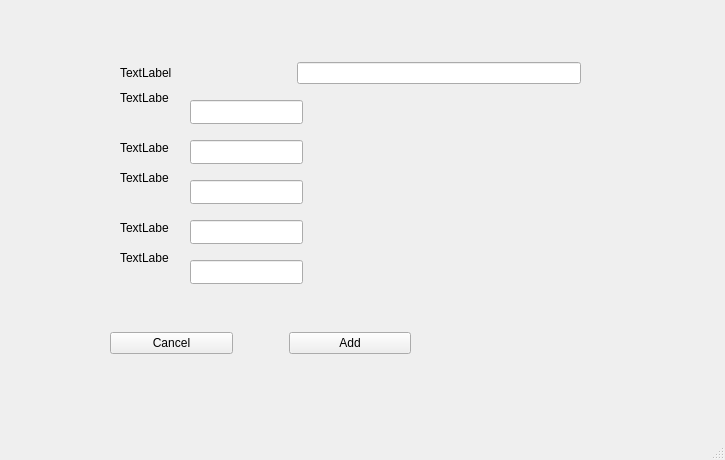
Qt form Passer/addentry.ui (gwentenjoyer/Passer) before a commit.
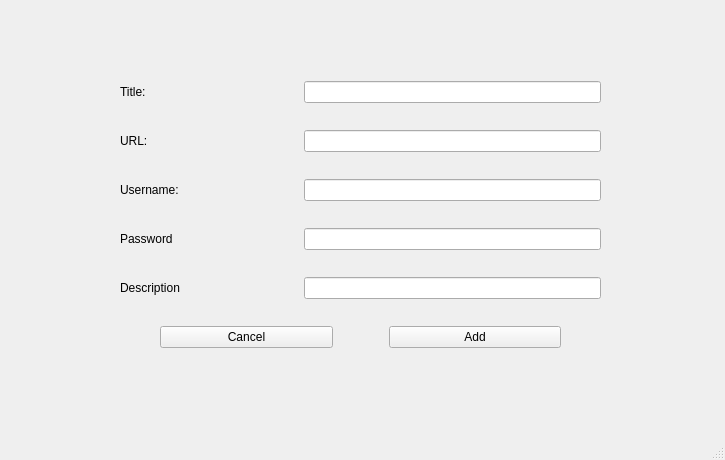
The same form after that commit.

```diff
--- a/Passer/addentry.ui
+++ b/Passer/addentry.ui
@@ -14,182 +14,151 @@
    <string>MainWindow</string>
   </property>
   <widget class="QWidget" name="centralwidget">
-   <widget class="QLabel" name="label_2">
-    <property name="geometry">
-     <rect>
-      <x>120</x>
-      <y>90</y>
-      <width>49</width>
-      <height>16</height>
-     </rect>
-    </property>
-    <property name="text">
-     <string>TextLabel</string>
-    </property>
-   </widget>
-   <widget class="QLineEdit" name="lineEdit_2">
-    <property name="geometry">
-     <rect>
-      <x>190</x>
-      <y>100</y>
-      <width>113</width>
-      <height>24</height>
-     </rect>
-    </property>
-   </widget>
-   <widget class="QLineEdit" name="lineEdit_3">
-    <property name="geometry">
-     <rect>
-      <x>190</x>
-      <y>180</y>
-      <width>113</width>
-      <height>24</height>
-     </rect>
-    </property>
-   </widget>
-   <widget class="QLabel" name="label_3">
-    <property name="geometry">
-     <rect>
-      <x>120</x>
-      <y>140</y>
-      <width>49</width>
-      <height>16</height>
-     </rect>
-    </property>
-    <property name="text">
-     <string>TextLabel</string>
-    </property>
-   </widget>
-   <widget class="QLineEdit" name="lineEdit_4">
-    <property name="geometry">
-     <rect>
-      <x>190</x>
-      <y>140</y>
-      <width>113</width>
-      <height>24</height>
-     </rect>
-    </property>
-   </widget>
-   <widget class="QLabel" name="label_4">
-    <property name="geometry">
-     <rect>
-      <x>120</x>
-      <y>170</y>
-      <width>49</width>
-      <height>16</height>
-     </rect>
-    </property>
-    <property name="text">
-     <string>TextLabel</string>
-    </property>
-   </widget>
-   <widget class="QLineEdit" name="lineEdit_5">
-    <property name="geometry">
-     <rect>
-      <x>190</x>
-      <y>260</y>
-      <width>113</width>
-      <height>24</height>
-     </rect>
-    </property>
-   </widget>
-   <widget class="QLabel" name="label_5">
-    <property name="geometry">
-     <rect>
-      <x>120</x>
-      <y>220</y>
-      <width>49</width>
-      <height>16</height>
-     </rect>
-    </property>
-    <property name="text">
-     <string>TextLabel</string>
-    </property>
-   </widget>
-   <widget class="QLineEdit" name="lineEdit_6">
-    <property name="geometry">
-     <rect>
-      <x>190</x>
-      <y>220</y>
-      <width>113</width>
-      <height>24</height>
-     </rect>
-    </property>
-   </widget>
-   <widget class="QLabel" name="label_6">
-    <property name="geometry">
-     <rect>
-      <x>120</x>
-      <y>250</y>
-      <width>49</width>
-      <height>16</height>
-     </rect>
-    </property>
-    <property name="text">
-     <string>TextLabel</string>
-    </property>
-   </widget>
-   <widget class="QWidget" name="">
-    <property name="geometry">
-     <rect>
-      <x>110</x>
-      <y>330</y>
-      <width>301</width>
-      <height>26</height>
-     </rect>
-    </property>
-    <layout class="QHBoxLayout" name="horizontalLayout" stretch="7,0,7">
-     <item>
-      <widget class="QPushButton" name="pbCancel">
-       <property name="text">
-        <string>Cancel</string>
-       </property>
-      </widget>
-     </item>
-     <item>
-      <spacer name="horizontalSpacer">
-       <property name="orientation">
-        <enum>Qt::Horizontal</enum>
-       </property>
-       <property name="sizeType">
-        <enum>QSizePolicy::Expanding</enum>
-       </property>
-       <property name="sizeHint" stdset="0">
-        <size>
-         <width>50</width>
-         <height>20</height>
-        </size>
-       </property>
-      </spacer>
-     </item>
-     <item>
-      <widget class="QPushButton" name="pbAdd">
-       <property name="text">
-        <string>Add</string>
-       </property>
-      </widget>
-     </item>
-    </layout>
-   </widget>
    <widget class="QWidget" name="">
     <property name="geometry">
      <rect>
       <x>120</x>
       <y>60</y>
-      <width>461</width>
-      <height>26</height>
+      <width>481</width>
+      <height>311</height>
      </rect>
     </property>
-    <layout class="QHBoxLayout" name="horizontalLayout_3" stretch="30,50">
+    <layout class="QVBoxLayout" name="verticalLayout">
      <item>
-      <widget class="QLabel" name="label">
-       <property name="text">
-        <string>TextLabel</string>
-       </property>
-      </widget>
+      <layout class="QHBoxLayout" name="horizontalLayout_3" stretch="30,50">
+       <item>
+        <widget class="QLabel" name="leTitle">
+         <property name="text">
+          <string>Title:</string>
+         </property>
+        </widget>
+       </item>
+       <item>
+        <widget class="QLineEdit" name="lineEdit"/>
+       </item>
+      </layout>
      </item>
      <item>
-      <widget class="QLineEdit" name="lineEdit"/>
+      <layout class="QHBoxLayout" name="horizontalLayout_4" stretch="30,50">
+       <item>
+        <widget class="QLabel" name="leUrl">
+         <property name="layoutDirection">
+          <enum>Qt::LeftToRight</enum>
+         </property>
+         <property name="text">
+          <string>URL:</string>
+         </property>
+         <property name="alignment">
+          <set>Qt::AlignLeading|Qt::AlignLeft|Qt::AlignVCenter</set>
+         </property>
+        </widget>
+       </item>
+       <item>
+        <widget class="QLineEdit" name="lineEdit_7"/>
+       </item>
+      </layout>
+     </item>
+     <item>
+      <layout class="QHBoxLayout" name="horizontalLayout_8" stretch="30,50">
+       <item>
+        <widget class="QLabel" name="leUsername">
+         <property name="text">
+          <string>Username:</string>
+         </property>
+        </widget>
+       </item>
+       <item>
+        <widget class="QLineEdit" name="lineEdit_11"/>
+       </item>
+      </layout>
+     </item>
+     <item>
+      <layout class="QHBoxLayout" name="horizontalLayout_9" stretch="30,50">
+       <item>
+        <widget class="QLabel" name="lePassword">
+         <property name="text">
+          <string>Password</string>
+         </property>
+        </widget>
+       </item>
+       <item>
+        <widget class="QLineEdit" name="lineEdit_12"/>
+       </item>
+      </layout>
+     </item>
+     <item>
+      <layout class="QHBoxLayout" name="horizontalLayout_12" stretch="30,50">
+       <item>
+        <widget class="QLabel" name="leDescription">
+         <property name="text">
+          <string>Description</string>
+         </property>
+        </widget>
+       </item>
+       <item>
+        <widget class="QLineEdit" name="lineEdit_15"/>
+       </item>
+      </layout>
+     </item>
+     <item>
+      <layout class="QHBoxLayout" name="horizontalLayout" stretch="0,7,0,7,0">
+       <item>
+        <spacer name="horizontalSpacer_2">
+         <property name="orientation">
+          <enum>Qt::Horizontal</enum>
+         </property>
+         <property name="sizeHint" stdset="0">
+          <size>
+           <width>40</width>
+           <height>20</height>
+          </size>
+         </property>
+        </spacer>
+       </item>
+       <item>
+        <widget class="QPushButton" name="pbCancel">
+         <property name="text">
+          <string>Cancel</string>
+         </property>
+        </widget>
+       </item>
+       <item>
+        <spacer name="horizontalSpacer">
+         <property name="orientation">
+          <enum>Qt::Horizontal</enum>
+         </property>
+         <property name="sizeType">
+          <enum>QSizePolicy::Expanding</enum>
+         </property>
+         <property name="sizeHint" stdset="0">
+          <size>
+           <width>50</width>
+           <height>20</height>
+          </size>
+         </property>
+        </spacer>
+       </item>
+       <item>
+        <widget class="QPushButton" name="pbAdd">
+         <property name="text">
+          <string>Add</string>
+         </property>
+        </widget>
+       </item>
+       <item>
+        <spacer name="horizontalSpacer_3">
+         <property name="orientation">
+          <enum>Qt::Horizontal</enum>
+         </property>
+         <property name="sizeHint" stdset="0">
+          <size>
+           <width>40</width>
+           <height>20</height>
+          </size>
+         </property>
+        </spacer>
+       </item>
+      </layout>
      </item>
     </layout>
    </widget>
```
Left out of the diff: 2 changed lines with no effect on the pictures.
